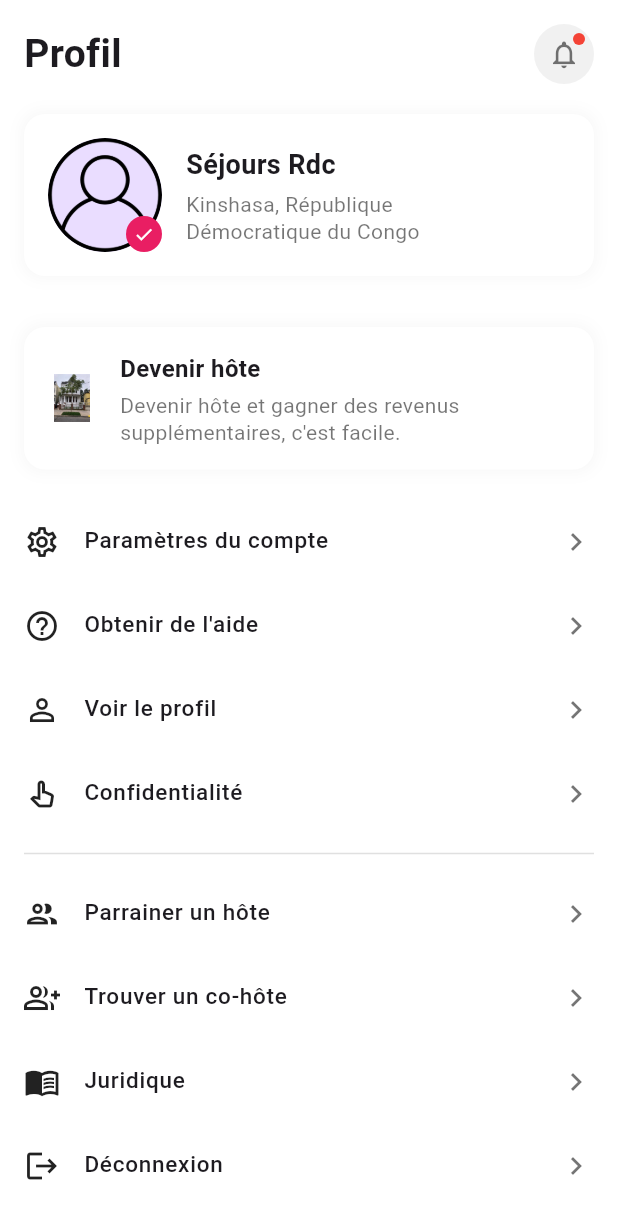
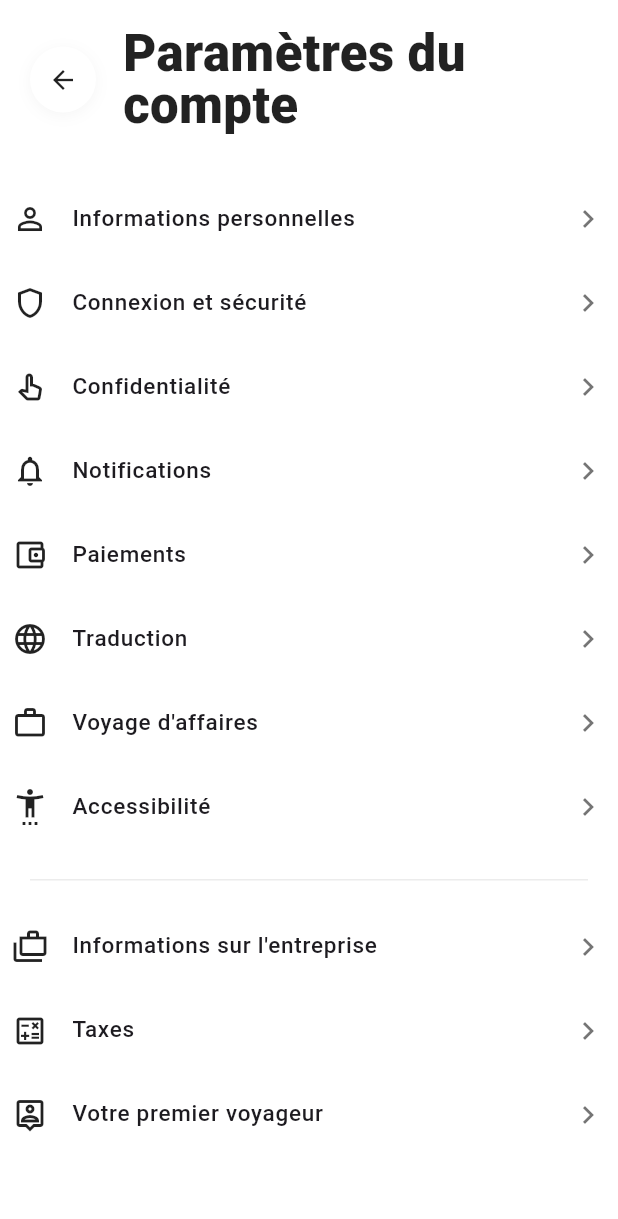
Before and after one commit to Gmk0/hotel_booking_test, a Flutter app: the ProfileScreen screen opened directly, after a tap on "Paramètres du compte", on a phone screen of 412 x 824 dp. Shown: the top 1219 px of the screen. Run offline on Flutter 3.47's test engine with Material 3 defaults, Android fonts, the phone set to English and light mode, and no system bars; drawn by our look-alikes of flutter_easyloading; our stand-ins replace cached_network_image, carousel_slider, connectivity_plus, device_preview_plus, flutter_riverpod, flutter_svg and 7 more; missing offline and left inert: image_stack; accounts and stored records are empty; project files that could hold a hidden picture were left out.

Commit message:
settings screen

```diff
--- a/lib/features/profile/ProfileScreen.dart
+++ b/lib/features/profile/ProfileScreen.dart
@@ -1,4 +1,5 @@
 import 'package:flutter/material.dart';
+import 'package:hotel_booking/features/profile/screens/SettingsScreen.dart';
 import 'package:hotel_booking/features/profile/widgets/MenuItem.dart';
 
 class ProfileScreen extends StatelessWidget {
@@ -139,15 +140,31 @@ class ProfileScreen extends StatelessWidget {
                     const SizedBox(height: 20),
 
                     // Menu items
-                    MenuItem(icon: Icons.settings_outlined, title: "Paramètres du compte"),
-                    MenuItem(icon: Icons.help_outline, title: "Obtenir de l'aide"),
-                    MenuItem(icon: Icons.person_outline, title: "Voir le profil"),
-                    MenuItem(icon: Icons.pan_tool_alt_outlined, title: "Confidentialité"),
+                    MenuItem(icon: Icons.settings_outlined, title: "Paramètres du compte",onClick: (){
+                      Navigator.push(context, MaterialPageRoute(builder: (context) => SettingsScreen()));
+                    },),
+                    MenuItem(icon: Icons.help_outline, title: "Obtenir de l'aide",onClick: (){
+
+                    },),
+                    MenuItem(icon: Icons.person_outline, title: "Voir le profil",onClick: (){
+
+                    },),
+                    MenuItem(icon: Icons.pan_tool_alt_outlined, title: "Confidentialité",onClick: (){
+
+                    },),
                     const Divider(height: 24, thickness: 1, color: Color(0xFFE0E0E0)),
-                    MenuItem(icon: Icons.group_outlined, title: "Parrainer un hôte"),
-                    MenuItem(icon: Icons.group_add_outlined, title: "Trouver un co-hôte"),
-                    MenuItem(icon: Icons.menu_book_outlined, title: "Juridique"),
-                    MenuItem(icon: Icons.logout, title: "Déconnexion"),
+                    MenuItem(icon: Icons.group_outlined, title: "Parrainer un hôte",onClick: (){
+
+                    },),
+                    MenuItem(icon: Icons.group_add_outlined, title: "Trouver un co-hôte",onClick: (){
+
+                    },),
+                    MenuItem(icon: Icons.menu_book_outlined, title: "Juridique",onClick: (){
+
+                    },),
+                    MenuItem(icon: Icons.logout, title: "Déconnexion",onClick: (){
+
+                    },),
 
                   ],
                 ),
--- /dev/null
+++ b/lib/features/profile/screens/SettingsScreen.dart
@@ -0,0 +1,98 @@
+import 'package:flutter/material.dart';
+import 'package:hotel_booking/features/profile/widgets/MenuDivider.dart';
+import 'package:hotel_booking/features/profile/widgets/MenuSection.dart';
+
+import '../widgets/MenuItem.dart';
+import '../widgets/TopTitle.dart';
+
+class SettingsScreen extends StatelessWidget {
+  const SettingsScreen({super.key});
+
+  static const _bg = Color(0xFFFFFFFF);
+
+  @override
+  Widget build(BuildContext context) {
+    return Scaffold(
+      backgroundColor: _bg,
+      body: SafeArea(
+        child: Column(
+          children: [
+            const SizedBox(height: 18),
+
+            Padding(
+              padding: const EdgeInsets.symmetric(horizontal: 20.0),
+              child: TopTitle(title: "Paramètres du\ncompte"),
+            ),
+
+            const SizedBox(height: 22),
+
+            Expanded(
+              child: ListView(
+                padding: const EdgeInsets.symmetric(horizontal: 8.0),
+                children: [
+                  const SizedBox(height: 8),
+
+                  // Section 1
+                  MenuSection(
+                    items: [
+                      MenuItem(icon: Icons.person_outline, title: "Informations personnelles",onClick: (){
+
+                      },),
+                      MenuItem(icon: Icons.shield_outlined, title: "Connexion et sécurité",onClick: (){
+
+                      },),
+                      MenuItem(icon: Icons.pan_tool_alt_outlined, title: "Confidentialité",onClick: (){
+
+                      },),
+                      MenuItem(icon: Icons.notifications_none, title: "Notifications",onClick: (){
+
+                      },),
+                      MenuItem(icon: Icons.account_balance_wallet_outlined, title: "Paiements",onClick: (){
+
+                      },),
+                      MenuItem(icon: Icons.language_outlined, title: "Traduction",onClick: (){
+
+                      },),
+                      MenuItem(icon: Icons.work_outline, title: "Voyage d'affaires",onClick: (){
+
+                      },),
+                      MenuItem(icon: Icons.settings_accessibility_outlined, title: "Accessibilité",onClick: (){
+
+                      },),
+
+                    ],
+                  ),
+
+                  const SizedBox(height: 12),
+
+                  // Divider
+                  MenuSectionDivider(),
+
+                  const SizedBox(height: 8),
+
+                  //section 2 (business / taxes)
+                  MenuSection(
+                    items: [
+                      MenuItem(icon: Icons.cases_outlined, title: "Informations sur l'entreprise",onClick: (){
+
+                      },),
+                      MenuItem(icon: Icons.calculate_outlined, title: "Taxes",onClick: (){
+
+                      },),
+                      MenuItem(icon: Icons.person_pin_outlined, title: "Votre premier voyageur",onClick: (){
+
+                      },),
+
+                    ],
+                  ),
+
+                  const SizedBox(height: 36),
+                ],
+              ),
+            ),
+          ],
+        ),
+      ),
+    );
+  }
+}
--- /dev/null
+++ b/lib/features/profile/widgets/MenuDivider.dart
@@ -0,0 +1,15 @@
+import 'package:flutter/cupertino.dart';
+import 'package:flutter/material.dart';
+
+class MenuSectionDivider extends StatelessWidget
+{
+
+
+  @override
+  Widget build(BuildContext context) {
+    return const Padding(
+      padding: EdgeInsets.symmetric(horizontal: 12.0, vertical: 8.0),
+      child: Divider(height: 1, thickness: 1, color: Color(0xFFECECEC)),
+    );
+  }
+}
--- a/lib/features/profile/widgets/MenuItem.dart
+++ b/lib/features/profile/widgets/MenuItem.dart
@@ -4,8 +4,9 @@ import 'package:flutter/material.dart';
 class MenuItem extends StatelessWidget {
   final IconData icon;
   final String title;
+  final Function onClick;
 
-  const MenuItem({super.key, required this.icon, required this.title});
+  const MenuItem({super.key, required this.icon, required this.title, required this.onClick});
 
   @override
   Widget build(BuildContext context) {
@@ -14,7 +15,9 @@ class MenuItem extends StatelessWidget {
       leading: Icon(icon, color: Colors.black87),
       title: Text(title, style: const TextStyle(fontSize: 15, fontWeight: FontWeight.w500)),
       trailing: const Icon(Icons.chevron_right, color: Colors.black54),
-      onTap: () {},
+      onTap: (){
+        onClick();
+      },
     );
   }
 }
--- /dev/null
+++ b/lib/features/profile/widgets/MenuSection.dart
@@ -0,0 +1,15 @@
+import 'package:flutter/cupertino.dart';
+
+class MenuSection extends StatelessWidget {
+  final List<Widget> items;
+
+  MenuSection({super.key, required this.items});
+
+  @override
+  Widget build(BuildContext context) {
+    // Each item uses the SettingsListItem widget
+    return Column(
+        children: items
+    );
+  }
+}
--- /dev/null
+++ b/lib/features/profile/widgets/TopTitle.dart
@@ -0,0 +1,53 @@
+import 'package:flutter/cupertino.dart';
+import 'package:flutter/material.dart';
+
+class TopTitle extends StatelessWidget {
+  final String title;
+
+  TopTitle({required this.title});
+
+  @override
+  Widget build(BuildContext context) {
+    return Row(
+      children: [
+        // circular back button
+        GestureDetector(
+          onTap: () => Navigator.maybePop(context),
+          child: Container(
+            width: 44,
+            height: 44,
+            decoration: BoxDecoration(
+              color: const Color(0xFFFFFFFF),
+              borderRadius: BorderRadius.circular(22),
+              boxShadow: [
+                BoxShadow(
+                  color: Colors.black.withOpacity(0.04),
+                  blurRadius: 8,
+                  offset: const Offset(0, 2),
+                )
+              ],
+            ),
+            child: const Center(
+              child: Icon(Icons.arrow_back, color: Colors.black87, size: 20),
+            ),
+          ),
+        ),
+
+        const SizedBox(width: 18),
+
+        // Big two-line title (match screenshot scale)
+        Expanded(
+          child: Text(
+            title,
+            style: const TextStyle(
+              fontSize: 34,
+              height: 1.03,
+              fontWeight: FontWeight.w800,
+              color: Colors.black87,
+            ),
+          ),
+        ),
+      ],
+    );
+  }
+}
```
